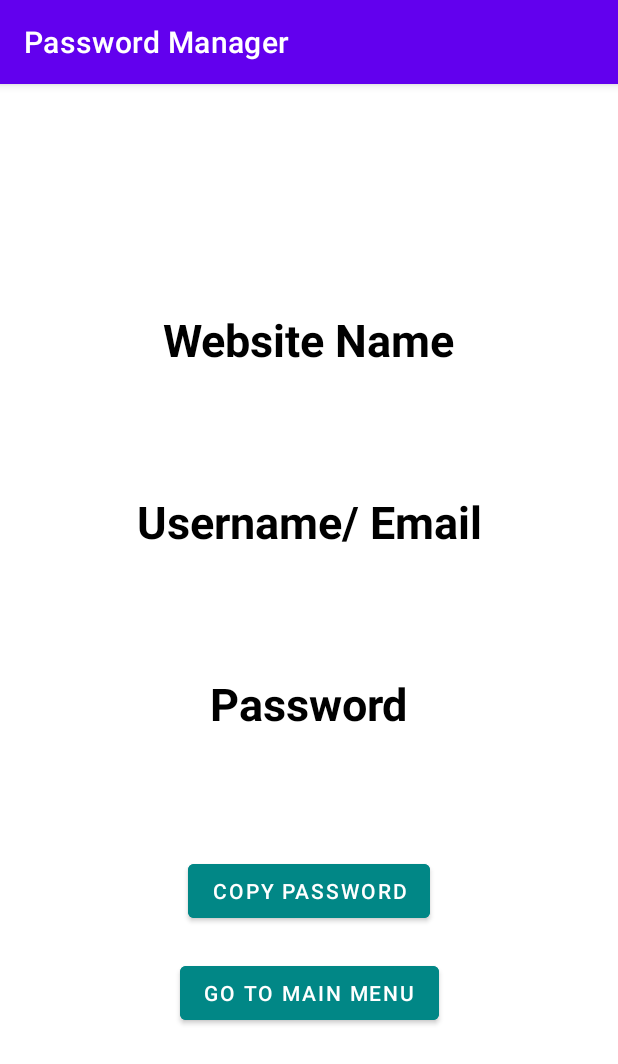
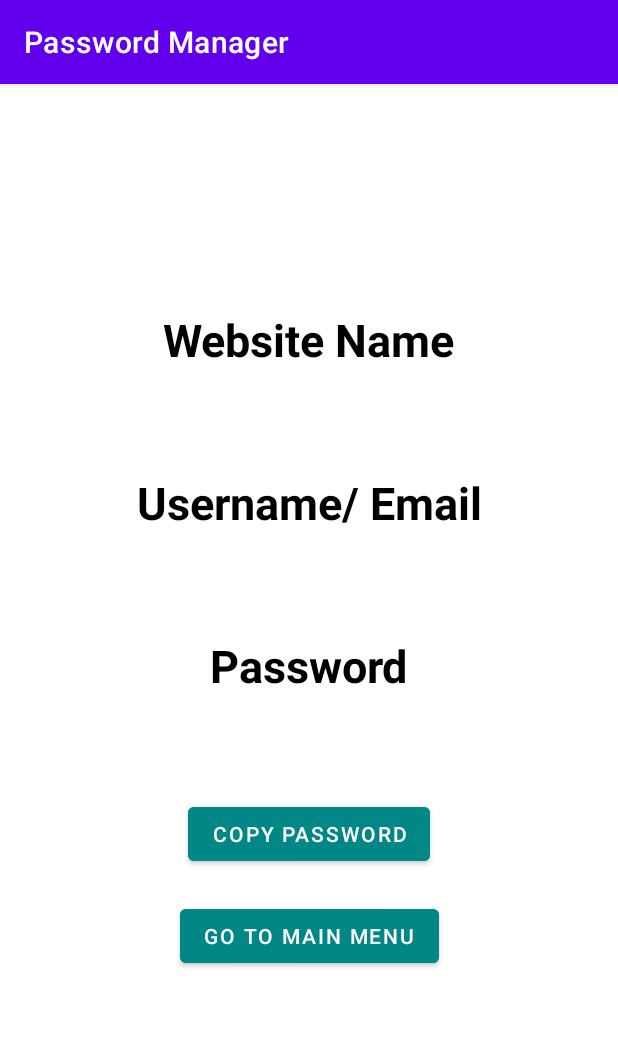
Before and after one commit to pranshu-chandra/Vault-e-PasswordManager, an Android app: the Information screen opened directly, with no data from a screen before it, on a phone screen of 412 x 824 dp. Shown: the top 1064 px of the screen. Run offline under Robolectric (Android 15) with nearby library versions, the phone set to English and light mode, and no system bars; our stand-ins replace Room's generated code; 1 statement that could not run was skipped.

```diff
--- a/app/src/main/java/com/example/passwordmanager/Data/UserDao.kt
+++ b/app/src/main/java/com/example/passwordmanager/Data/UserDao.kt
@@ -3,11 +3,12 @@ package com.example.passwordmanager.Data
 import androidx.annotation.WorkerThread
 import androidx.lifecycle.LiveData
 import androidx.room.*
+import androidx.room.OnConflictStrategy.REPLACE
 import com.example.passwordmanager.Data.User as User
 
 @Dao
 interface UserDao {
-    @Insert(onConflict= OnConflictStrategy.REPLACE)
+    @Insert(onConflict= REPLACE)
     fun insert(user: User)
 
         @Query("DELETE from user")
--- a/app/src/main/java/com/example/passwordmanager/Existing.kt
+++ b/app/src/main/java/com/example/passwordmanager/Existing.kt
@@ -65,7 +65,7 @@ class Existing : AppCompatActivity() {
 
 
 
-        val intent= Intent(this,Information::class.java)
+        val intent= Intent(this,MainActivity::class.java)
         startActivity(intent)
     }
 }
--- a/app/src/main/java/com/example/passwordmanager/Information.kt
+++ b/app/src/main/java/com/example/passwordmanager/Information.kt
@@ -5,6 +5,7 @@ import androidx.appcompat.app.AppCompatActivity
 import android.os.Bundle
 import android.view.View
 import android.widget.TextView
+import android.widget.Toast
 import androidx.room.Room
 import com.example.passwordmanager.Data.User
 import com.example.passwordmanager.Data.UserDatabase
@@ -19,7 +20,7 @@ class Information : AppCompatActivity() {
         setContentView(R.layout.activity_information)
 
 
-
+            var temp=""
 
         var websitename = intent.getStringExtra("website")
         var usernamename= intent.getStringExtra("username")
@@ -35,11 +36,14 @@ class Information : AppCompatActivity() {
                 applicationContext,
                 UserDatabase::class.java, "user_database"
             ).build()
-          Passwordinfo.text =  db.userDao().getPass(websitename.toString(), usernamename.toString())
+      Passwordinfo.text =  db.userDao().getPass(websitename.toString(), usernamename.toString())
+
         }
 
-        WebsiteNameinfo.text =websitename
-        UserNameinfo.text=usernamename
+
+            WebsiteNameinfo.text = websitename
+            UserNameinfo.text = usernamename
+
 
     }
 
--- a/app/src/main/res/layout/activity_existing.xml
+++ b/app/src/main/res/layout/activity_existing.xml
@@ -105,7 +105,7 @@
         app:layout_constraintLeft_toLeftOf="parent"
         app:layout_constraintRight_toRightOf="parent"
         android:layout_marginTop="30dp"
-        android:text="Get Password"
+        android:text="Save Password"
         android:onClick="toInfo"
         android:backgroundTint="@color/teal_700"/>
 
--- a/app/src/main/res/layout/activity_information.xml
+++ b/app/src/main/res/layout/activity_information.xml
@@ -25,7 +25,7 @@
         app:layout_constraintLeft_toLeftOf="parent"
         app:layout_constraintRight_toRightOf="parent"
         app:layout_constraintTop_toBottomOf="@id/Website"
-        android:layout_marginTop="20dp"
+        android:layout_marginTop="7dp"
         android:textSize="30sp" />
     <TextView
         android:layout_width="wrap_content"
@@ -46,7 +46,7 @@
         app:layout_constraintLeft_toLeftOf="parent"
         app:layout_constraintRight_toRightOf="parent"
         app:layout_constraintTop_toBottomOf="@id/UserName"
-        android:layout_marginTop="20dp"
+        android:layout_marginTop="7dp"
         android:textSize="30sp" />
     <TextView
         android:layout_width="wrap_content"
@@ -65,7 +65,7 @@
         android:id="@+id/PasswordText"
         android:layout_width="wrap_content"
         android:layout_height="wrap_content"
-        android:layout_marginTop="20dp"
+        android:layout_marginTop="7dp"
         android:textSize="30sp"
         app:layout_constraintHorizontal_bias="0.501"
         app:layout_constraintLeft_toLeftOf="parent"
```
